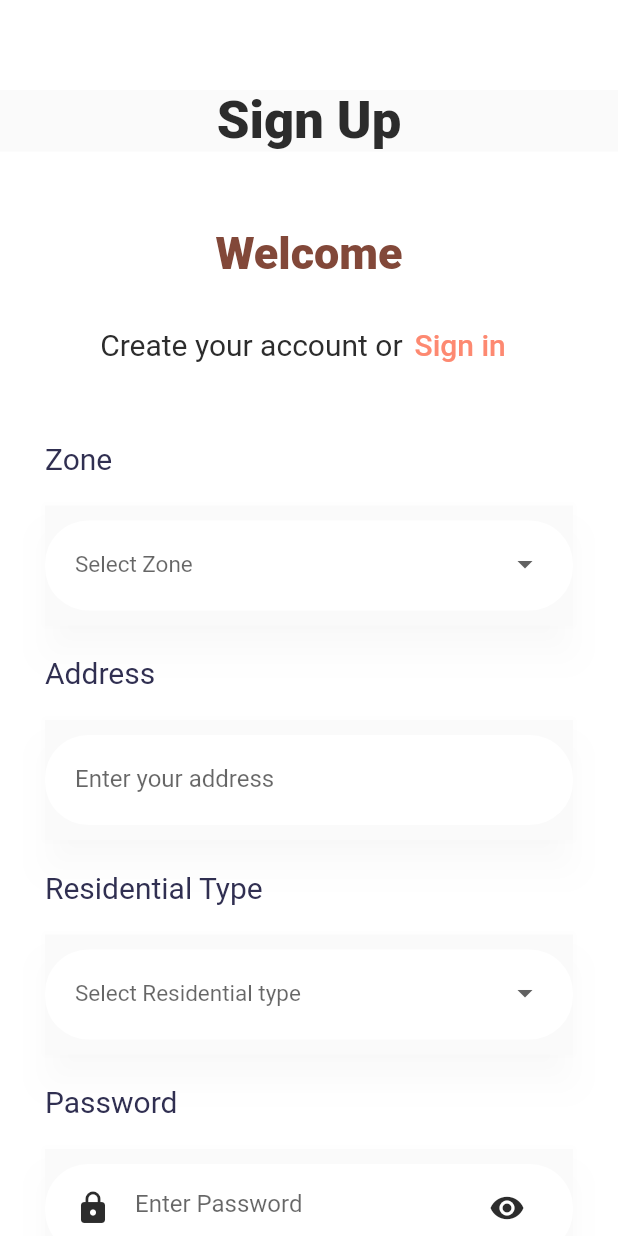
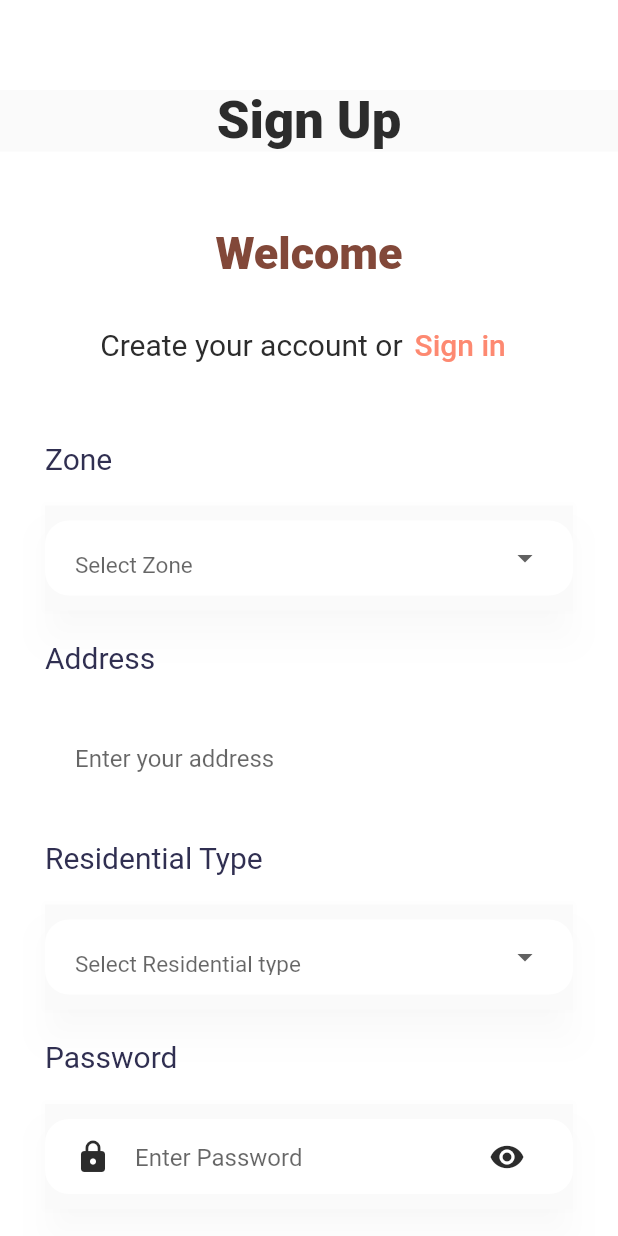
Before and after one commit to youngelvis/Magodo, a Flutter app: the RegistrationPage2 screen opened directly, on a phone screen of 412 x 824 dp. Run offline on Flutter 3.47's test engine with Material 2 defaults, Android fonts, the light colour scheme and no system bars.

Commit message:
fourth commit- started working on the resident_landing_page

```diff
--- a/lib/components/components_for_class_of_varable/colors.dart
+++ b/lib/components/components_for_class_of_varable/colors.dart
@@ -12,4 +12,5 @@ class AppColor {
   static Color landingPage2 = const Color(0xFFFFFFFF);
   static Color landingPageTitle =const Color(0xFF2C2C2C);
   static Color signUp =const Color(0xFFFD8971);
+  static Color residentBody =const Color(0xFFF9F9FB);
 }
--- a/lib/components/roundedDropDownTextfield.dart
+++ b/lib/components/roundedDropDownTextfield.dart
@@ -17,7 +17,10 @@ class RoundedDropDownTextField extends StatelessWidget {
   }) : super(key: key);
   @override
   Widget build(BuildContext context) {
-    return TextFieldContainer(
+    return Material(
+      elevation: 10,
+      shadowColor: Colors.black12,
+      child: TextFieldContainer(
         child: DropdownButtonHideUnderline(
           child: DropdownButtonFormField(
             isExpanded: true,
@@ -32,6 +35,7 @@ class RoundedDropDownTextField extends StatelessWidget {
         ),
 
 
+      ),
     );
   }
 
--- a/lib/components/roundedInputField.dart
+++ b/lib/components/roundedInputField.dart
@@ -18,7 +18,10 @@ class RoundedInputField extends StatelessWidget {
 
   @override
   Widget build(BuildContext context) {
-    return TextFieldContainer(
+    return Material(
+      elevation: 10,
+      shadowColor: Colors.black12,
+      child: TextFieldContainer(
         child: TextFormField(
           controller: controller,
           keyboardType: TextInputType.number,
@@ -31,6 +34,7 @@ class RoundedInputField extends StatelessWidget {
               )),
           validator: validator,
         ),
+      ),
     );
   }
 }
--- a/lib/components/roundedPasswordInput.dart
+++ b/lib/components/roundedPasswordInput.dart
@@ -18,7 +18,10 @@ class RoundedPasswordField extends StatelessWidget {
 
   @override
   Widget build(BuildContext context) {
-    return TextFieldContainer(
+    return Material(
+      elevation: 10,
+      shadowColor: Colors.black12,
+      child: TextFieldContainer(
         child: TextFormField(
           obscureText: obscureText,
           controller: controller,
@@ -29,6 +32,7 @@ class RoundedPasswordField extends StatelessWidget {
               border: InputBorder.none),
           validator: validator,
         ),
+      ),
     );
   }
 }
--- a/lib/components/roundedTextInputField.dart
+++ b/lib/components/roundedTextInputField.dart
@@ -1,14 +1,14 @@
 import 'package:flutter/material.dart';
 import 'package:magodo/components/textfieldcontainer.dart';
-import 'components_for_class_of_varable/colors.dart' as color;
 
 class RoundedTextInputField extends StatelessWidget {
   final controller;
   final hintText;
   final validator;
+  final icon;
 
   const RoundedTextInputField(
-      {Key? key, this.controller, this.hintText, this.validator})
+      {Key? key, this.controller, this.hintText, this.validator, this.icon})
       : super(key: key);
 
   @override
@@ -20,6 +20,7 @@ class RoundedTextInputField extends StatelessWidget {
         decoration: InputDecoration(
           hintText: hintText,
           border: InputBorder.none,
+          icon: icon
         ),
         validator: validator,
       ),
--- a/lib/components/textfieldcontainer.dart
+++ b/lib/components/textfieldcontainer.dart
@@ -11,20 +11,16 @@ class TextFieldContainer extends StatelessWidget {
   @override
   Widget build(BuildContext context) {
     Size size = MediaQuery.of(context).size;
-    return Material(
-      elevation: 10,
-      shadowColor: Colors.black12,
-      child: Container(
+    return Container(
       margin: const EdgeInsets.symmetric(vertical: 10),
       padding: const EdgeInsets.symmetric(horizontal: 20, vertical: 5),
-        height: 60,
+      height: 50,
       width: size.width,
       decoration: BoxDecoration(
         color: color.AppColor.landingPage2  ,
-          borderRadius: BorderRadius.circular(29),
+        borderRadius: BorderRadius.circular(16),
       ),
       child: child,
-      ),
     );
   }
 }
--- a/pubspec.yaml
+++ b/pubspec.yaml
@@ -61,6 +61,7 @@ flutter:
   # To add assets to your application, add an assets section, like this:
   assets:
     - assets/house_PNG7.png
+    - assets/profilePicture.jpeg
   #   - images/a_dot_burr.jpeg
   #   - images/a_dot_ham.jpeg
 
```
Also changed, not shown: lib/pages/resident_Page/resident_page_landing_page.dart (+45 -8 lines), lib/components/colors.dart (deleted). Lines whose indentation alone changed are shown as unchanged.
